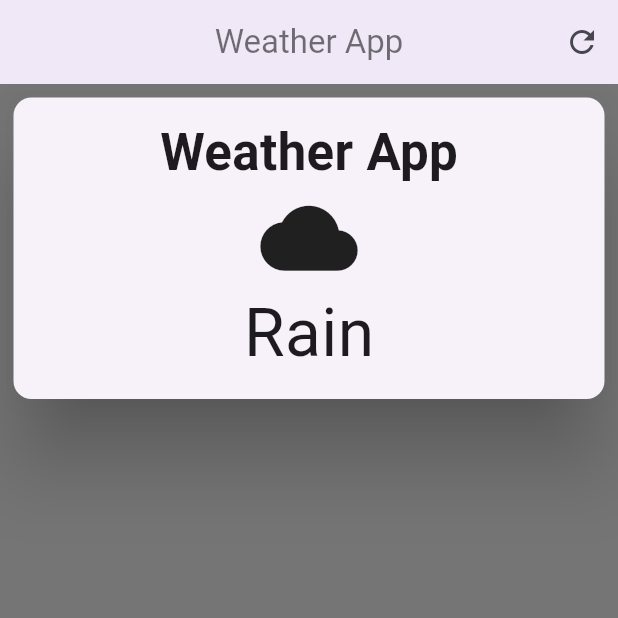
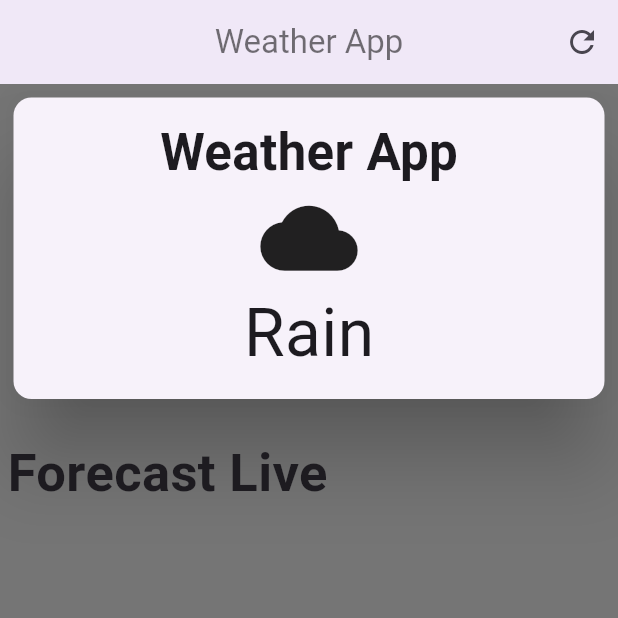
Before and after one commit to Jn-Sajol/Flutter-Weather-App, a Flutter app: the screen it shows after launch, on a phone screen of 412 x 824 dp, the top half of it. Run offline on Flutter 3.47's test engine with Material 3 defaults, Android fonts, the phone set to English and light mode, and no system bars.

Commit message:
ädding forecast section

```diff
--- a/lib/Weather_app.dart
+++ b/lib/Weather_app.dart
@@ -53,7 +53,15 @@ class WeatherApp extends StatelessWidget {
                       ),
                     ],
                   ),
-                ))
+                )),
+            SizedBox(height: 20,),
+            const Align(
+              alignment: Alignment.centerLeft,
+              child: Text('Forecast Live',style: TextStyle(fontSize: 35,fontWeight:FontWeight.bold),),
+            ),
+            SizedBox(height: 20,),
+            //FOrecase Row Start overhere
+
           ],
         ),
       ),
```
